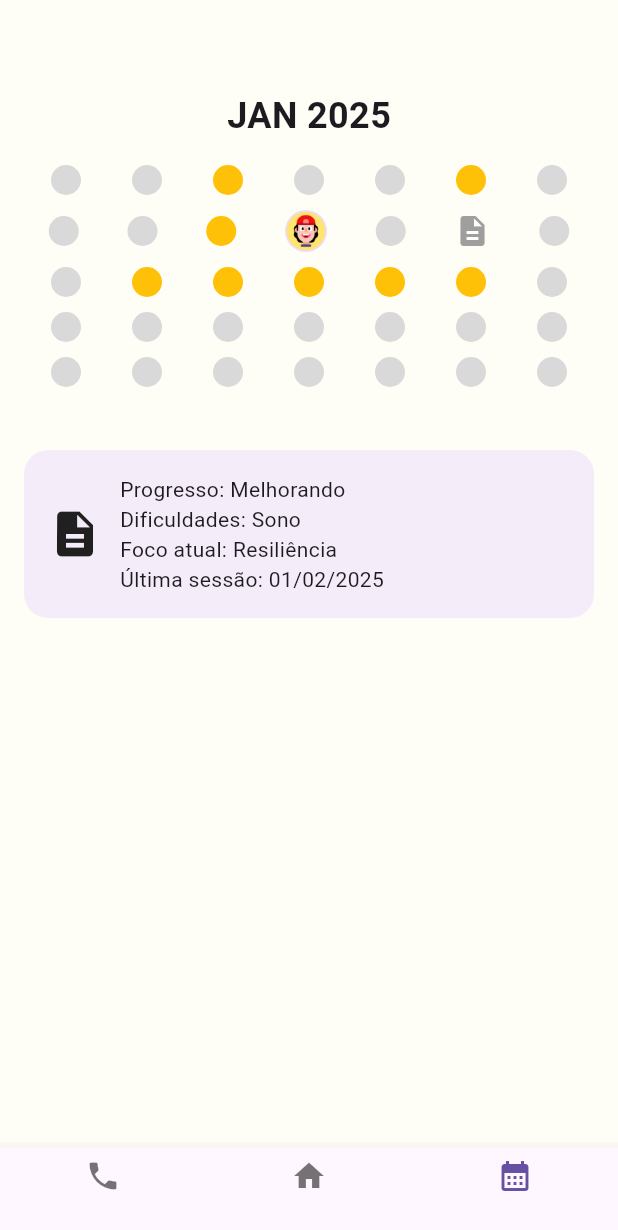
After one commit to ph-cm/HealthAI, a Flutter app: the CalendarioHistoricoPage screen opened by its route, after a tap on the "description" icon, on a phone screen of 412 x 824 dp. The commit adds this screen. Shown: the top 1230 px of the screen. Run offline on Flutter 3.47's test engine with Material 3 defaults, Android fonts, the phone set to English and light mode, and no system bars; our stand-ins replace percent_indicator.

Commit message:
Calendar/History interface

```diff
--- a/lib/main.dart
+++ b/lib/main.dart
@@ -6,6 +6,7 @@ import './screens/splash_page.dart';
 import './screens/sign_in.dart';
 import './screens/sign_up.dart';
 import './screens/video_call_page.dart';
+import './screens/calendario_historico_page.dart'; // ⬅️ Novo import
 
 void main() {
   runApp(const MeuApp());
@@ -32,8 +33,8 @@ class MeuApp extends StatelessWidget {
         '/atividade-descricao': (context) => const AtividadeDescricaoPage(),
         '/atividade-respiracao': (context) => const TelaRespiracao(),
         '/video-chamada': (context) => const VideoCallPage(),
-      }
-        );
-      }
-
-    }
+        '/calendario': (context) => const CalendarioHistoricoPage(), // ⬅️ Nova rota
+      },
+    );
+  }
+}
--- /dev/null
+++ b/lib/screens/calendario_historico_page.dart
@@ -0,0 +1,134 @@
+import 'package:flutter/material.dart';
+
+class CalendarioHistoricoPage extends StatefulWidget {
+  const CalendarioHistoricoPage({super.key});
+
+  @override
+  State<CalendarioHistoricoPage> createState() => _CalendarioHistoricoPageState();
+}
+
+class _CalendarioHistoricoPageState extends State<CalendarioHistoricoPage> {
+  String? selectedInfo;
+
+  @override
+  Widget build(BuildContext context) {
+    return Scaffold(
+      body: Column(
+        children: [
+          const SizedBox(height: 60),
+          const Text('JAN 2025', style: TextStyle(fontSize: 24, fontWeight: FontWeight.bold)),
+          const SizedBox(height: 16),
+          _buildCalendar(),
+          const SizedBox(height: 16),
+          if (selectedInfo != null) _buildInfoCard(selectedInfo!),
+        ],
+      ),
+      bottomNavigationBar: BottomNavigationBar(
+        currentIndex: 2,
+        items: const [
+          BottomNavigationBarItem(icon: Icon(Icons.phone), label: ''),
+          BottomNavigationBarItem(icon: Icon(Icons.home), label: ''),
+          BottomNavigationBarItem(icon: Icon(Icons.calendar_month), label: ''),
+        ],
+        onTap: (index) {
+          // Aqui você pode adicionar navegação
+        },
+      ),
+    );
+  }
+
+  Widget _buildCalendar() {
+    List<Widget> rows = [];
+    for (int week = 0; week < 5; week++) {
+      rows.add(Row(
+        mainAxisAlignment: MainAxisAlignment.spaceEvenly,
+        children: List.generate(7, (day) {
+          int dayIndex = week * 7 + day;
+          return GestureDetector(
+            onTap: () {
+              setState(() {
+                if (dayIndex == 10) {
+                  selectedInfo = 'consulta';
+                } else if (dayIndex == 12) {
+                  selectedInfo = 'relatorio';
+                } else {
+                  selectedInfo = null;
+                }
+              });
+            },
+            child: _buildDayIcon(dayIndex),
+          );
+        }),
+      ));
+      rows.add(const SizedBox(height: 10));
+    }
+    return Column(children: rows);
+  }
+
+  Widget _buildDayIcon(int index) {
+    if ([2, 5, 9, 15, 16, 17, 18, 19].contains(index)) {
+      return const CircleAvatar(radius: 10, backgroundColor: Colors.amber);
+    } else if (index == 10) {
+      return const CircleAvatar(radius: 14, backgroundImage: AssetImage('assets/avatar.png'));
+    } else if (index == 12) {
+      return const Icon(Icons.description, size: 24, color: Colors.grey);
+    } else {
+      return const CircleAvatar(radius: 10, backgroundColor: Color(0xFFD9D9D9));
+    }
+  }
+
+  Widget _buildInfoCard(String type) {
+    if (type == 'consulta') {
+      return Container(
+        margin: const EdgeInsets.all(16),
+        padding: const EdgeInsets.all(16),
+        decoration: BoxDecoration(
+          color: Color(0xFFF4EDF9),
+          borderRadius: BorderRadius.circular(16),
+        ),
+        child: Row(
+          children: const [
+            CircleAvatar(radius: 24, backgroundImage: AssetImage('assets/avatar2.png')),
+            SizedBox(width: 12),
+            Expanded(
+              child: Column(
+                crossAxisAlignment: CrossAxisAlignment.start,
+                children: [
+                  Text('Nome: Gabriela Lopes'),
+                  Text('Data: 25/01/2025'),
+                  Text('Duração: 24:43 min.')
+                ],
+              ),
+            ),
+          ],
+        ),
+      );
+    } else {
+      return Container(
+        margin: const EdgeInsets.all(16),
+        padding: const EdgeInsets.all(16),
+        decoration: BoxDecoration(
+          color: Color(0xFFF4EDF9),
+          borderRadius: BorderRadius.circular(16),
+        ),
+        child: Row(
+          children: const [
+            Icon(Icons.description, size: 36),
+            SizedBox(width: 12),
+            Expanded(
+              child: Column(
+                crossAxisAlignment: CrossAxisAlignment.start,
+                children: [
+                  Text('Progresso: Melhorando'),
+                  Text('Dificuldades: Sono'),
+                  Text('Foco atual: Resiliência'),
+                  Text('Última sessão: 01/02/2025')
+                ],
+              ),
+            ),
+          ],
+        ),
+      );
+    }
+  }
+}
--- a/lib/screens/home_page.dart
+++ b/lib/screens/home_page.dart
@@ -335,6 +335,9 @@ const SizedBox(height: 20),
           if (index == 0) {
             Navigator.pushNamed(context, '/video-chamada');
           }
+          if (index == 2){
+            Navigator.pushNamed(context, '/calendario');
+          }
         },
         items: const [
           BottomNavigationBarItem(
@@ -347,7 +350,7 @@ const SizedBox(height: 20),
           ),
           BottomNavigationBarItem(
             icon: Icon(Icons.calendar_month),
-            label: 'Agenda',
+            label: 'Calendario',
           ),
         ],
       ),
```
